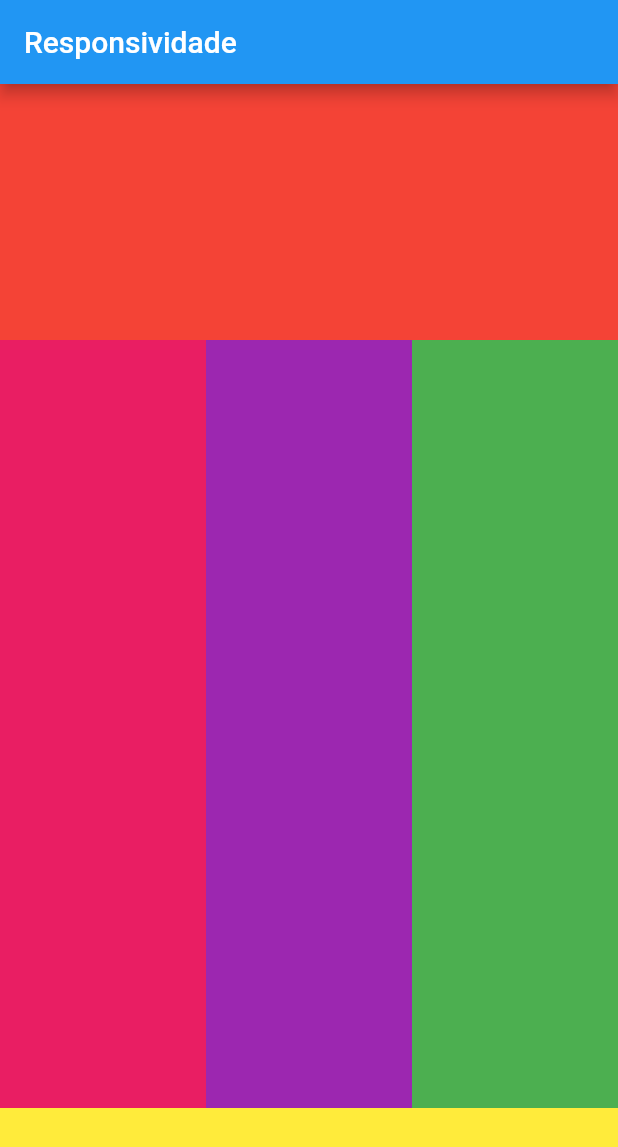
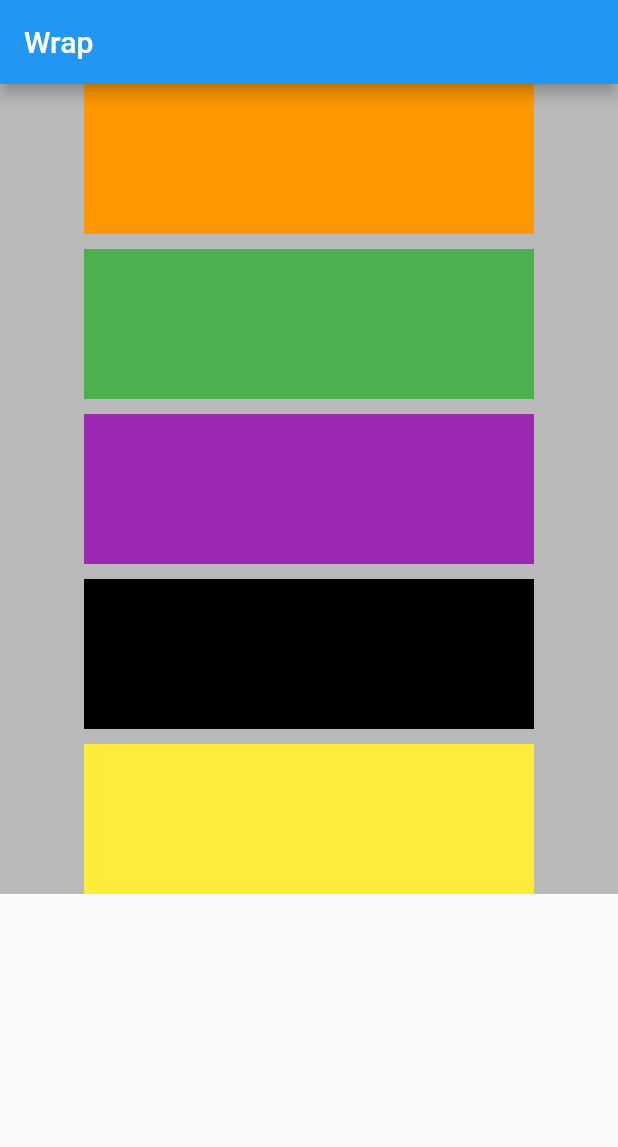
Before and after one commit to SandroRF1973/flutter_web_aula, a Flutter app: the screen it shows after launch, on a phone screen of 412 x 824 dp. Shown: the top 1147 px of the screen. Run offline on Flutter 3.47's test engine with Material 2 defaults, Android fonts, the phone set to English and light mode, and no system bars.

Commit message:
Aula - 302

```diff
--- a/lib/main.dart
+++ b/lib/main.dart
@@ -1,12 +1,14 @@
 import 'package:flutter/material.dart';
 import 'package:flutter_web_aula/responsividade_media_query.dart';
 import 'package:flutter_web_aula/responsividade_row_col.dart';
+import 'package:flutter_web_aula/responsividade_wrap.dart';
 
 void main() {
   runApp(const MaterialApp(
     title: "Flutter Web",
     debugShowCheckedModeBanner: false,
     // home: ResponsividadeMediaQuery(),
-    home: ResponsividadeRowCol(),
+    // home: ResponsividadeRowCol(),
+    home: ResponsividadeWrap(),
   ));
 }
--- /dev/null
+++ b/lib/responsividade_wrap.dart
@@ -0,0 +1,58 @@
+import 'package:flutter/material.dart';
+
+class ResponsividadeWrap extends StatefulWidget {
+  const ResponsividadeWrap({super.key});
+
+  @override
+  State<ResponsividadeWrap> createState() => _ResponsividadeWrapState();
+}
+
+class _ResponsividadeWrapState extends State<ResponsividadeWrap> {
+  @override
+  Widget build(BuildContext context) {
+    double altura = 100;
+    double largura = 300;
+
+    return Scaffold(
+      appBar: AppBar(
+        title: const Text("Wrap"),
+      ),
+      body: Container(
+        color: Colors.black26,
+        width: MediaQuery.of(context).size.width,
+        child: Wrap(
+          alignment: WrapAlignment.center,
+          runSpacing: 10,
+          spacing: 10,
+          children: [
+            Container(
+              width: largura,
+              height: altura,
+              color: Colors.orange,
+            ),
+            Container(
+              width: largura,
+              height: altura,
+              color: Colors.green,
+            ),
+            Container(
+              width: largura,
+              height: altura,
+              color: Colors.purple,
+            ),
+            Container(
+              width: largura,
+              height: altura,
+              color: Colors.black,
+            ),
+            Container(
+              width: largura,
+              height: altura,
+              color: Colors.yellow,
+            ),
+          ],
+        ),
+      ),
+    );
+  }
+}
```
